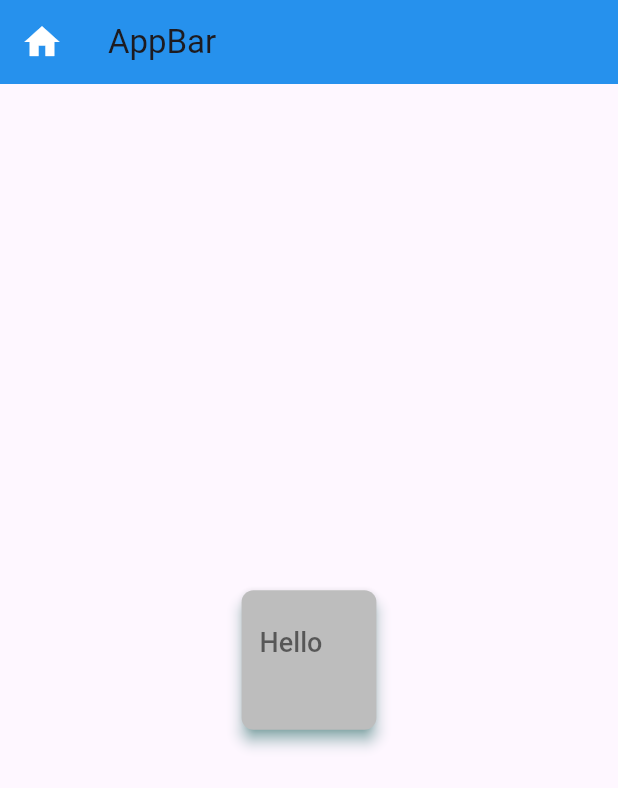
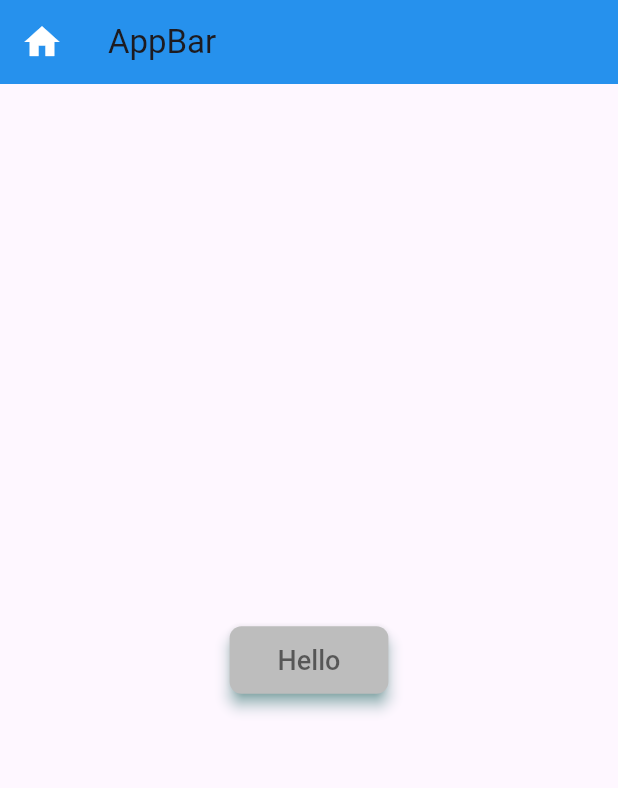
Before and after one commit to littleboyaba/Flutter-Widgets, a Flutter app: the screen it shows after launch, on a phone screen of 412 x 824 dp. Shown: the top 788 px of the screen. Run offline on Flutter 3.47's test engine with Material 3 defaults, Android fonts, the phone set to English and light mode, and no system bars.

```diff
--- a/lib/main.dart
+++ b/lib/main.dart
@@ -52,8 +52,8 @@ class HomeActivity extends StatelessWidget {
                     // maximumSize: Size(300, 80),
                     // minimumSize: Size(250, 40),
                     // padding: EdgeInsets.all(16),
-                    // padding: EdgeInsets.symmetric(vertical: 12, horizontal: 32),
-                    padding: EdgeInsets.only(left: 12, top: 24, right: 36, bottom: 48),
+                    padding: EdgeInsets.symmetric(vertical: 12, horizontal: 32),
+                    // padding: EdgeInsets.only(left: 12, top: 24, right: 36, bottom: 48),
                     elevation: 4,
                     shadowColor: Colors.teal,
                     textStyle: TextStyle(
```
